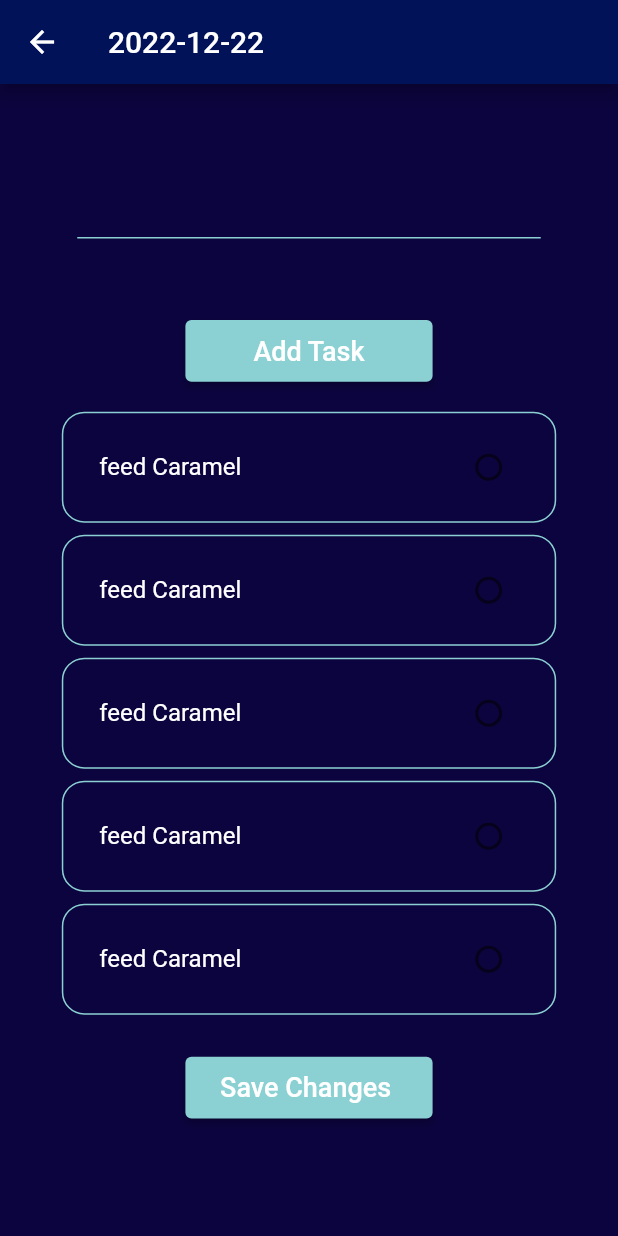
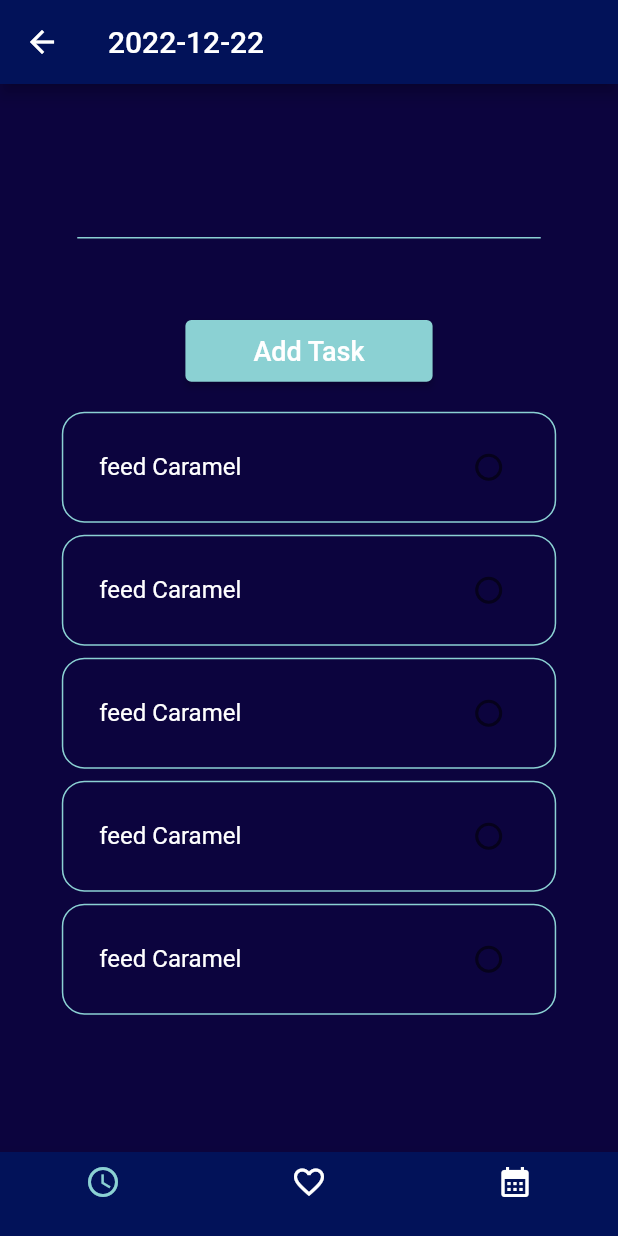
Before and after one commit to MeryamAjlani/Journey, a Flutter app: the screen it shows after launch, on a phone screen of 412 x 824 dp. Run offline on Flutter 3.47's test engine with Material 2 defaults, Android fonts, the phone set to English and light mode, and no system bars; our stand-ins replace custom_rating_bar, syncfusion_flutter_charts, table_calendar; missing offline and left inert: paged_vertical_calendar.

Commit message:
Add bottom navigation bar

```diff
--- a/lib/Screens/ConfigureScheduleScreen.dart
+++ b/lib/Screens/ConfigureScheduleScreen.dart
@@ -4,6 +4,7 @@ import 'package:flutter/material.dart';
 import 'package:flutter/services.dart';
 import 'package:my_journey/constants/ColorPalette.dart';
 import 'package:my_journey/screensize/ScreenSize.dart';
+import 'package:my_journey/widgets/BottomBarWidget.dart';
 import 'package:my_journey/widgets/InputWidget.dart';
 import 'package:my_journey/widgets/StandardButton.dart';
 
@@ -32,9 +33,10 @@ class _ConfigurationScreenState extends State<ConfigurationScreen> {
       appBar: AppBar(
         backgroundColor: Color.fromARGB(255, 2, 18, 89),
         leading: const Icon(Icons.arrow_back),
-        title:  Text(
-         '${DateTime.now().toString().substring(0,10)}',style: TextStyle(color: Colors.white,fontSize: 20)),
-        ),
+        title: Text('${DateTime.now().toString().substring(0, 10)}',
+            style: TextStyle(color: Colors.white, fontSize: 20)),
+      ),
+      bottomNavigationBar: BottomBar(index: 1,),
       backgroundColor: ColorPalette.background,
       body: SafeArea(
         child: SingleChildScrollView(
@@ -42,7 +44,6 @@ class _ConfigurationScreenState extends State<ConfigurationScreen> {
             key: _formKey,
             child: Column(
               children: [
-
                 CustomInput(
                   hintText: 'task',
                   inputFormatters: [
@@ -53,7 +54,8 @@ class _ConfigurationScreenState extends State<ConfigurationScreen> {
                   validator: (val) {
                     if (val!.isNotEmpty) {
                       if (!val.isValidName) return 'Enter valid name';
-                    };
+                    }
+                    ;
                   },
                 ),
                 CustomButton(
@@ -110,18 +112,13 @@ class _ConfigurationScreenState extends State<ConfigurationScreen> {
                         ),
                       );
                     }),
-                CustomButton(
-                  width: SizeConfig.screenWidth * 2 / 5,
-                  height: SizeConfig.screenHeight / 20,
-                  onPressed: () {},
-                  text: "Save Changes ",
-                )
               ],
             ),
           ),
         ),
       ),
     );
+
   }
 }
 
--- /dev/null
+++ b/lib/widgets/BottomBarWidget.dart
@@ -0,0 +1,56 @@
+import 'package:flutter/material.dart';
+import 'package:flutter/src/foundation/key.dart';
+import 'package:flutter/src/widgets/container.dart';
+import 'package:flutter/src/widgets/framework.dart';
+import 'package:my_journey/constants/ColorPalette.dart';
+
+class BottomBar extends StatefulWidget {
+  const BottomBar({Key? key, required this.index}) : super(key: key);
+  final int index;
+  @override
+  State<BottomBar> createState() => _BottomBarState();
+}
+
+class _BottomBarState extends State<BottomBar> {
+  int _selectedIndex = 0;
+  void _onItemTapped(int index) {
+    setState(() {
+      this._selectedIndex = index;
+    });
+
+    initState() {
+      _selectedIndex = widget.index;
+    }
+  }
+
+  @override
+  Widget build(BuildContext context) {
+    return BottomNavigationBar(
+      backgroundColor: Color.fromARGB(255, 2, 18, 89),
+      items: <BottomNavigationBarItem>[
+        BottomNavigationBarItem(
+          icon: Icon(Icons.schedule,
+              color:
+                  _selectedIndex == 0 ? ColorPalette.lightBlue : Colors.white),
+          label: '',
+        ),
+        BottomNavigationBarItem(
+          icon: Icon(Icons.favorite_border,
+              color:
+                  _selectedIndex == 1 ? ColorPalette.lightBlue : Colors.white),
+          label: '',
+        ),
+        BottomNavigationBarItem(
+          icon: Icon(Icons.calendar_month,
+              color:
+                  _selectedIndex == 2 ? ColorPalette.lightBlue : Colors.white),
+          label: '',
+        ),
+      ],
+      currentIndex: _selectedIndex,
+      unselectedLabelStyle: TextStyle(color: Colors.white),
+      selectedItemColor: ColorPalette.lightBlue,
+      onTap: _onItemTapped,
+    );
+  }
+}
```
